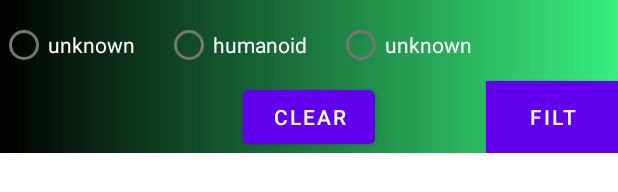
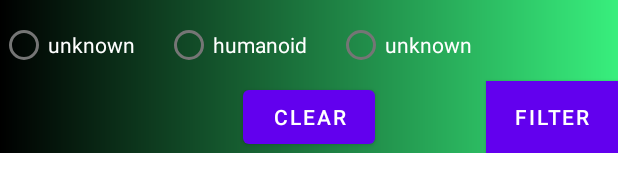
Before and after one commit to Adilthebest/RickAndMortyTechTask, an Android app: the layout fragment_filtr.xml on its own in the app's theme, with its tools: preview values and no code run, on a phone screen of 412 x 824 dp. Shown: the part 135-327 px from the top of the screen. Run offline under Robolectric (Android 15) with nearby library versions, the phone set to English and light mode, and no system bars.

Commit message:
removed warning

```diff
--- a/app/src/main/res/layout/fragment_characters.xml
+++ b/app/src/main/res/layout/fragment_characters.xml
@@ -7,7 +7,7 @@
     android:background="@drawable/all_bg"
     tools:context=".presentation.ui.fragment.characters.CharactersFragment">
 
-    <ImageView
+    <androidx.appcompat.widget.AppCompatImageView
         android:id="@+id/filter"
         android:layout_width="40dp"
         android:layout_height="40dp"
--- a/app/src/main/res/layout/fragment_filtr.xml
+++ b/app/src/main/res/layout/fragment_filtr.xml
@@ -19,23 +19,21 @@
             android:id="@+id/status_alive"
             android:layout_width="wrap_content"
             android:layout_height="wrap_content"
-            android:text="alive"
+            android:text="@string/alive_filter"
             android:textColor="@color/white" />
 
         <RadioButton
             android:id="@+id/status_dead"
             android:layout_width="wrap_content"
             android:layout_height="wrap_content"
-
-            android:text="dead"
+            android:text="@string/dead_filter"
             android:textColor="@color/white" />
 
         <RadioButton
             android:id="@+id/status_unknown"
             android:layout_width="wrap_content"
             android:layout_height="wrap_content"
-
-            android:text="unknown"
+            android:text="@string/unknown_filter"
             android:textColor="@color/white" />
     </RadioGroup>
 
@@ -52,7 +50,7 @@
 
             android:layout_width="wrap_content"
             android:layout_height="wrap_content"
-            android:text="Human"
+            android:text="@string/human_filter"
             android:textColor="@color/white" />
 
         <RadioButton
@@ -60,7 +58,7 @@
 
             android:layout_width="wrap_content"
             android:layout_height="wrap_content"
-            android:text="Alien"
+            android:text="@string/alien_filter"
             android:textColor="@color/white" />
 
         <RadioButton
@@ -68,7 +66,7 @@
 
             android:layout_width="wrap_content"
             android:layout_height="wrap_content"
-            android:text="humanoid"
+            android:text="@string/humanoid_filter"
             android:textColor="@color/white" />
 
     </RadioGroup>
@@ -87,7 +85,7 @@
 
             android:layout_width="wrap_content"
             android:layout_height="wrap_content"
-            android:text="male"
+            android:text="@string/male_filter"
             android:textColor="@color/white" />
 
         <RadioButton
@@ -95,7 +93,7 @@
 
             android:layout_width="wrap_content"
             android:layout_height="wrap_content"
-            android:text="Female"
+            android:text="@string/female_filter"
             android:textColor="@color/white" />
 
         <RadioButton
@@ -103,7 +101,7 @@
 
             android:layout_width="wrap_content"
             android:layout_height="wrap_content"
-            android:text="unknown"
+            android:text="@string/unknown_filter_gender"
             android:textColor="@color/white" />
     </RadioGroup>
 
@@ -112,8 +110,8 @@
         android:id="@+id/btn_filtr"
         android:layout_width="wrap_content"
         android:layout_height="wrap_content"
-        android:text="filt"
         android:background="@drawable/filter_bg"
+        android:text="@string/filter_btn"
         app:layout_constraintEnd_toEndOf="parent"
         app:layout_constraintTop_toBottomOf="@id/rg_gender" />
 
@@ -122,7 +120,7 @@
         android:id="@+id/btn_clear"
         android:layout_width="wrap_content"
         android:layout_height="wrap_content"
-        android:text="clear"
+        android:text="@string/clear_btn"
         app:layout_constraintEnd_toEndOf="parent"
         app:layout_constraintStart_toStartOf="parent"
         app:layout_constraintTop_toBottomOf="@id/rg_gender" />
--- a/app/src/main/res/values/strings.xml
+++ b/app/src/main/res/values/strings.xml
@@ -2,4 +2,29 @@
     <string name="app_name">RickandMorty</string>
     <string name="character_status">%1$s - %2$s</string>
     <string name="hello_blank_fragment">Hello blank fragment</string>
+    <string name="id_location">id</string>
+    <string name="name_location">name</string>
+    <string name="type_location">type</string>
+    <string name="dimension_location">dimension</string>
+    <string name="id_episode">id</string>
+    <string name="name_episode">name</string>
+    <string name="air_data_episode">air_data</string>
+    <string name="episode">episode</string>
+    <string name="name_character">name</string>
+    <string name="status_character">status</string>
+    <string name="last_known_location_character">Last known location:</string>
+    <string name="last_known_location_character_tv">Last known location:</string>
+    <string name="create_character">create</string>
+    <string name="create_character_tv">create</string>
+    <string name="alive_filter">alive</string>
+    <string name="dead_filter">dead</string>
+    <string name="unknown_filter">unknown</string>
+    <string name="human_filter">Human</string>
+    <string name="alien_filter">Alien</string>
+    <string name="humanoid_filter">humanoid</string>
+    <string name="male_filter">male</string>
+    <string name="female_filter">Female</string>
+    <string name="unknown_filter_gender">unknown</string>
+    <string name="filter_btn">filter</string>
+    <string name="clear_btn">clear</string>
 </resources>
```
Also changed, not shown: app/src/main/res/layout/item_characters.xml (+8 -12 lines), app/src/main/res/layout/item_episode.xml (+4 -4 lines), app/src/main/res/layout/item_location.xml (+4 -4 lines).
